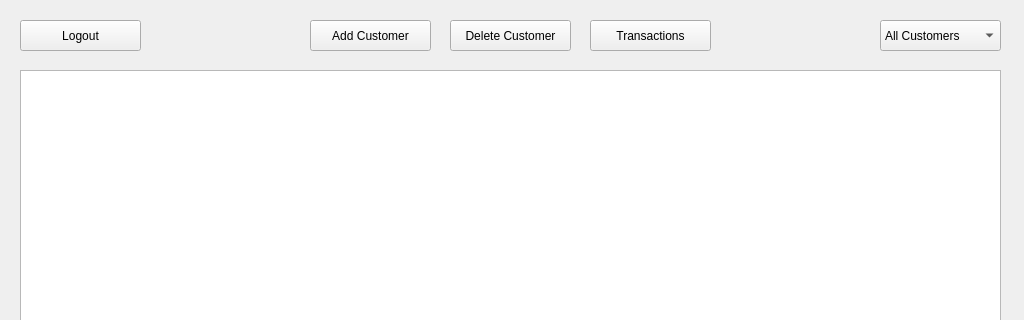
Above: src/adminwindow.ui from brianclinkenbeard/pamphlet before the change; both pictures show x 0 to 1024 and y 0 to 320 of the 1024 by 650 pixel window. Below: the same form after it.
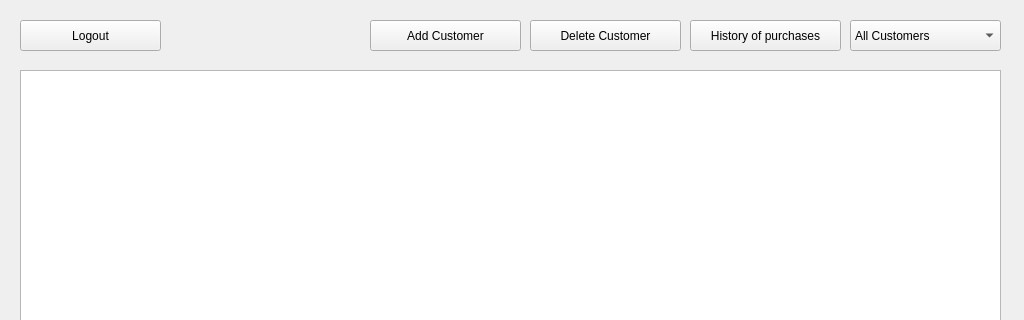
That is the form after the change.

Commit message: Customer Order , Transactions, display transactions in admin window, display transactions for customer

What changed in the file:
```diff
--- a/src/adminwindow.ui
+++ b/src/adminwindow.ui
@@ -18,7 +18,7 @@
     <rect>
      <x>20</x>
      <y>20</y>
-     <width>121</width>
+     <width>141</width>
      <height>31</height>
     </rect>
    </property>
@@ -45,9 +45,9 @@
   <widget class="QPushButton" name="deleteButton">
    <property name="geometry">
     <rect>
-     <x>450</x>
+     <x>530</x>
      <y>20</y>
-     <width>121</width>
+     <width>151</width>
      <height>31</height>
     </rect>
    </property>
@@ -58,9 +58,9 @@
   <widget class="QPushButton" name="addButton">
    <property name="geometry">
     <rect>
-     <x>310</x>
+     <x>370</x>
      <y>20</y>
-     <width>121</width>
+     <width>151</width>
      <height>31</height>
     </rect>
    </property>
@@ -71,22 +71,22 @@
   <widget class="QPushButton" name="transactionsButton">
    <property name="geometry">
     <rect>
-     <x>590</x>
+     <x>690</x>
      <y>20</y>
-     <width>121</width>
+     <width>151</width>
      <height>31</height>
     </rect>
    </property>
    <property name="text">
-    <string>Transactions</string>
+    <string>History of purchases</string>
    </property>
   </widget>
   <widget class="QComboBox" name="sortBox">
    <property name="geometry">
     <rect>
-     <x>880</x>
+     <x>850</x>
      <y>20</y>
-     <width>121</width>
+     <width>151</width>
      <height>31</height>
     </rect>
    </property>
```
The commit also changes 14 other files.
